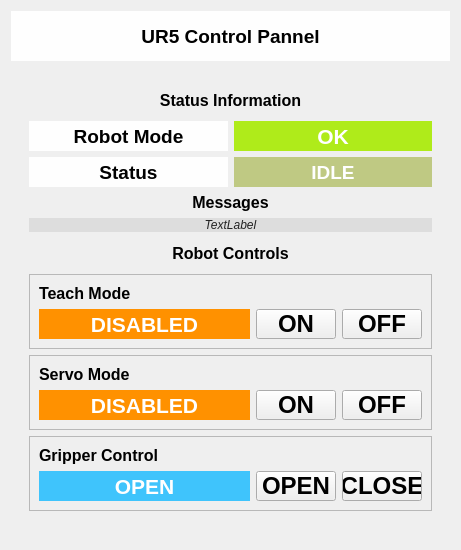
Old version of the form simple_ur_driver/ui/ur_status.ui in the repository futureneer/simple_ur.
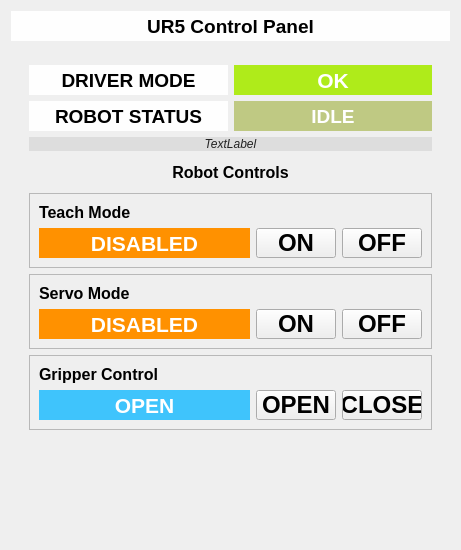
New version of the form.

Commit message: fixed bugs, imporved gui feedback of controller state, ready for testing servo control

```diff
--- a/simple_ur_driver/ui/ur_status.ui
+++ b/simple_ur_driver/ui/ur_status.ui
@@ -25,13 +25,13 @@
      <property name="minimumSize">
       <size>
        <width>0</width>
-       <height>50</height>
+       <height>30</height>
       </size>
      </property>
      <property name="maximumSize">
       <size>
        <width>16777215</width>
-       <height>50</height>
+       <height>30</height>
       </size>
      </property>
      <property name="font">
@@ -45,7 +45,7 @@
       <string notr="true">background-color:#fefefe</string>
      </property>
      <property name="text">
-      <string>UR5 Control Pannel</string>
+      <string>UR5 Control Panel</string>
      </property>
      <property name="alignment">
       <set>Qt::AlignCenter</set>
@@ -58,7 +58,7 @@
       <item row="0" column="0" colspan="2">
        <widget class="QWidget" name="widget_5" native="true">
         <layout class="QGridLayout" name="gridLayout_3">
-         <item row="1" column="0">
+         <item row="0" column="0">
           <widget class="QLabel" name="label_3">
            <property name="minimumSize">
             <size>
@@ -83,14 +83,14 @@
             <string notr="true">background-color:#fefefe</string>
            </property>
            <property name="text">
-            <string>Robot Mode</string>
+            <string>DRIVER MODE</string>
            </property>
            <property name="alignment">
             <set>Qt::AlignCenter</set>
            </property>
           </widget>
          </item>
-         <item row="2" column="0">
+         <item row="1" column="0">
           <widget class="QLabel" name="label_8">
            <property name="minimumSize">
             <size>
@@ -115,14 +115,14 @@
             <string notr="true">background-color:#fefefe</string>
            </property>
            <property name="text">
-            <string>Status</string>
+            <string>ROBOT STATUS</string>
            </property>
            <property name="alignment">
             <set>Qt::AlignCenter</set>
            </property>
           </widget>
          </item>
-         <item row="1" column="1">
+         <item row="0" column="1">
           <widget class="QLabel" name="mode_label">
            <property name="minimumSize">
             <size>
@@ -154,36 +154,7 @@
            </property>
           </widget>
          </item>
-         <item row="0" column="0" colspan="2">
-          <widget class="QLabel" name="label_4">
-           <property name="minimumSize">
-            <size>
-             <width>0</width>
-             <height>30</height>
-            </size>
-           </property>
-           <property name="maximumSize">
-            <size>
-             <width>16777215</width>
-             <height>30</height>
-            </size>
-           </property>
-           <property name="font">
-            <font>
-             <pointsize>12</pointsize>
-             <weight>75</weight>
-             <bold>true</bold>
-            </font>
-           </property>
-           <property name="text">
-            <string>Status Information</string>
-           </property>
-           <property name="alignment">
-            <set>Qt::AlignCenter</set>
-           </property>
-          </widget>
-         </item>
-         <item row="2" column="1">
+         <item row="1" column="1">
           <widget class="QLabel" name="status_label">
            <property name="minimumSize">
             <size>
@@ -215,7 +186,7 @@
            </property>
           </widget>
          </item>
-         <item row="10" column="0">
+         <item row="8" column="0">
           <spacer name="verticalSpacer">
            <property name="orientation">
             <enum>Qt::Vertical</enum>
@@ -228,7 +199,7 @@
            </property>
           </spacer>
          </item>
-         <item row="7" column="0" colspan="2">
+         <item row="5" column="0" colspan="2">
           <widget class="QFrame" name="frame">
            <property name="frameShape">
             <enum>QFrame::StyledPanel</enum>
@@ -350,71 +321,7 @@
            </layout>
           </widget>
          </item>
-         <item row="3" column="0" colspan="2">
-          <widget class="QLabel" name="label_5">
-           <property name="font">
-            <font>
-             <pointsize>12</pointsize>
-             <weight>75</weight>
-             <bold>true</bold>
-            </font>
-           </property>
-           <property name="text">
-            <string>Messages</string>
-           </property>
-           <property name="alignment">
-            <set>Qt::AlignCenter</set>
-           </property>
-          </widget>
-         </item>
-         <item row="6" column="0" colspan="2">
-          <widget class="QLabel" name="label_6">
-           <property name="minimumSize">
-            <size>
-             <width>0</width>
-             <height>30</height>
-            </size>
-           </property>
-           <property name="maximumSize">
-            <size>
-             <width>16777215</width>
-             <height>30</height>
-            </size>
-           </property>
-           <property name="font">
-            <font>
-             <pointsize>12</pointsize>
-             <weight>75</weight>
-             <bold>true</bold>
-            </font>
-           </property>
-           <property name="text">
-            <string>Robot Controls</string>
-           </property>
-           <property name="alignment">
-            <set>Qt::AlignCenter</set>
-           </property>
-          </widget>
-         </item>
-         <item row="5" column="0" colspan="2">
-          <widget class="QLabel" name="msg_label">
-           <property name="font">
-            <font>
-             <italic>true</italic>
-            </font>
-           </property>
-           <property name="styleSheet">
-            <string notr="true">color:#222222;background-color:#dddddd</string>
-           </property>
-           <property name="text">
-            <string>TextLabel</string>
-           </property>
-           <property name="alignment">
-            <set>Qt::AlignCenter</set>
-           </property>
-          </widget>
-         </item>
-         <item row="9" column="0" colspan="2">
+         <item row="7" column="0" colspan="2">
           <widget class="QFrame" name="frame_3">
            <property name="frameShape">
             <enum>QFrame::StyledPanel</enum>
@@ -512,7 +419,54 @@
            </layout>
           </widget>
          </item>
-         <item row="8" column="0" colspan="2">
+         <item row="4" column="0" colspan="2">
+          <widget class="QLabel" name="label_6">
+           <property name="minimumSize">
+            <size>
+             <width>0</width>
+             <height>30</height>
+            </size>
+           </property>
+           <property name="maximumSize">
+            <size>
+             <width>16777215</width>
+             <height>30</height>
+            </size>
+           </property>
+           <property name="font">
+            <font>
+             <pointsize>12</pointsize>
+             <weight>75</weight>
+             <bold>true</bold>
+            </font>
+           </property>
+           <property name="text">
+            <string>Robot Controls</string>
+           </property>
+           <property name="alignment">
+            <set>Qt::AlignCenter</set>
+           </property>
+          </widget>
+         </item>
+         <item row="3" column="0" colspan="2">
+          <widget class="QLabel" name="msg_label">
+           <property name="font">
+            <font>
+             <italic>true</italic>
+            </font>
+           </property>
+           <property name="styleSheet">
+            <string notr="true">color:#222222;background-color:#dddddd</string>
+           </property>
+           <property name="text">
+            <string>TextLabel</string>
+           </property>
+           <property name="alignment">
+            <set>Qt::AlignCenter</set>
+           </property>
+          </widget>
+         </item>
+         <item row="6" column="0" colspan="2">
           <widget class="QFrame" name="frame_2">
            <property name="frameShape">
             <enum>QFrame::StyledPanel</enum>
```
The commit also changes 5 other files.
